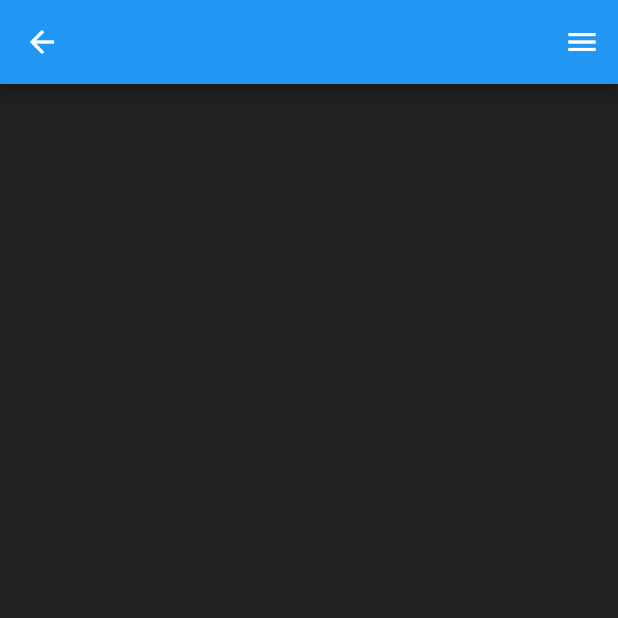
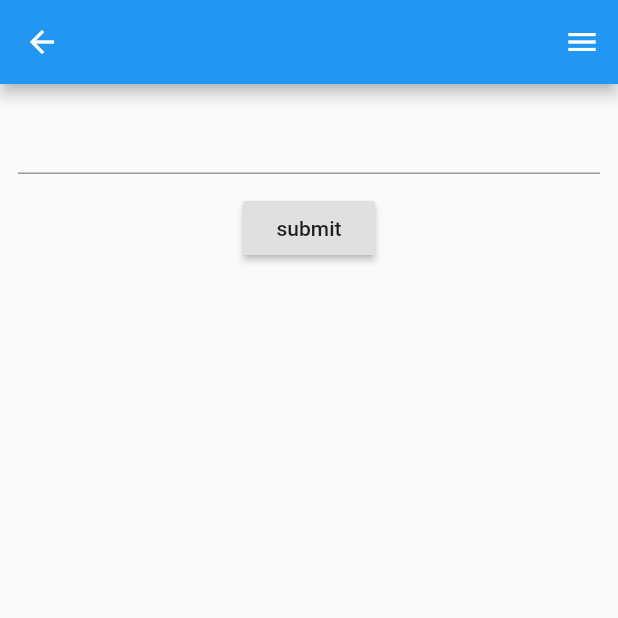
Before and after one commit to ruan65/Flutter_anim_playground, a Flutter app: the screen it shows after launch, after a tap on "Bottom menu", on a phone screen of 412 x 824 dp, the top half of it. Run offline on Flutter 3.47's test engine with Material 2 defaults, Android fonts, the phone set to English and light mode, and no system bars.

Commit message:
Toggle button and modal

```diff
--- a/lib/ui/StartScreen.dart
+++ b/lib/ui/StartScreen.dart
@@ -1,17 +1,21 @@
 import 'package:flutter/material.dart';
 import 'package:flutter_anim_playground/ui/animated_padding_screen.dart';
-
+import 'package:flutter_anim_playground/ui/delete_message.dart';
 import 'animated_bottom_menu.dart';
 
 class StartScreen extends StatelessWidget {
   @override
   Widget build(BuildContext context) {
     return Scaffold(
-      appBar: AppBar(),
+      appBar: AppBar(
+        backgroundColor: Colors.black,
+      ),
       body: Center(
         child: Column(
           children: <Widget>[
             RaisedButton(
+              color: Colors.black,
+              textColor: Colors.white,
               child: Text('Padding Anim'),
               onPressed: () {
                 Navigator.of(context).push(MaterialPageRoute(
@@ -19,10 +23,22 @@ class StartScreen extends StatelessWidget {
               },
             ),
             RaisedButton(
-              child: Text('Bottom menu'),
+              color: Colors.black,
+              textColor: Colors.white,
+
+              child: Text('Bottom menu',),
               onPressed: () {
                 Navigator.of(context).push(MaterialPageRoute(
                     builder: (context) => AnimatedBottomMenu()));
+              },
+            ),
+            RaisedButton(
+              color: Colors.white,
+              textColor: Colors.black,
+              child: Text('Delete message',),
+              onPressed: () {
+                Navigator.of(context).push(MaterialPageRoute(
+                    builder: (context) => DeleteMessage()));
               },
             ),
           ],
--- a/lib/ui/animated_bottom_menu.dart
+++ b/lib/ui/animated_bottom_menu.dart
@@ -5,46 +5,101 @@ class AnimatedBottomMenu extends StatefulWidget {
   _AnimatedBottomMenuState createState() => _AnimatedBottomMenuState();
 }
 
-class _AnimatedBottomMenuState extends State<AnimatedBottomMenu> with SingleTickerProviderStateMixin {
+class _AnimatedBottomMenuState extends State<AnimatedBottomMenu>
+    with SingleTickerProviderStateMixin {
   AnimationController controller;
+  Size screenSize;
+  Animation _bottomMenuAnimation;
+  Animation _modalShadowAnimation;
+  bool isMenuOpen = false;
+
   @override
-  void initState() {
-    super.initState();
-    controller = AnimationController(vsync: this, duration: Duration(milliseconds: 500),);
+  void didChangeDependencies() {
+    super.didChangeDependencies();
+    _initAnimationController();
+  }
 
-    controller.addListener((){
-      setState(() {
+  void _initAnimationController() {
+    controller = AnimationController(
+      vsync: this,
+      duration: Duration(milliseconds: 500),
+    );
 
-      });
+    screenSize = MediaQuery.of(context).size;
+    _bottomMenuAnimation =
+        Tween<double>(begin: screenSize.height, end: screenSize.height / 2)
+            .animate(controller);
+
+    _modalShadowAnimation = ColorTween(begin: Colors.transparent, end: Color(0x55000000)).animate(controller);
+
+    controller.addListener(() {
+      setState(() {});
     });
+  }
 
+  @override
+  void dispose() {
+    super.dispose();
+    controller?.dispose();
   }
 
   @override
   Widget build(BuildContext context) {
-    final screenSize = MediaQuery.of(context).size;
-
     return Scaffold(
       appBar: AppBar(
         actions: <Widget>[
-          IconButton(icon: Icon(Icons.menu), onPressed: (){
-            controller.forward();
-          }),
+          IconButton(
+              icon: Icon(Icons.menu),
+              onPressed: () {
+                _togleBottomMenu();
+              }),
         ],
       ),
       body: Stack(children: [
         Container(
-          color: Colors.lime,
+          child: Column(
+            children: <Widget>[
+              Padding(
+                padding: const EdgeInsets.all(12),
+                child: TextField(),
+              ),
+
+              RaisedButton(onPressed: (){},
+                child: Text('submit'),
+              ),
+            ],
+          ),
         ),
+
         Positioned(
-          top: controller.value*screenSize.height,
+          top: isMenuOpen ? 0 : screenSize.height,
           child: Container(
             width: screenSize.width,
             height: screenSize.height,
-            color: Colors.grey[900],
+            color: _modalShadowAnimation.value,
+          ),
+        ),
+
+        Positioned(
+          top: _bottomMenuAnimation.value,
+          child: GestureDetector(
+            onTap: (){
+              _togleBottomMenu();
+            },
+            child: Container(
+              width: screenSize.width,
+              height: screenSize.height,
+              color: Colors.blue,
+            ),
           ),
         ),
       ]),
     );
   }
+
+  void _togleBottomMenu() {
+    isMenuOpen ? controller.reverse() : controller.forward();
+    isMenuOpen = !isMenuOpen;
+    setState(() {});
+  }
 }
```
Also changed, not shown: lib/ui/animated_padding_screen.dart (+6 -9 lines), lib/ui/delete_message.dart (added, +86 -0 lines).
